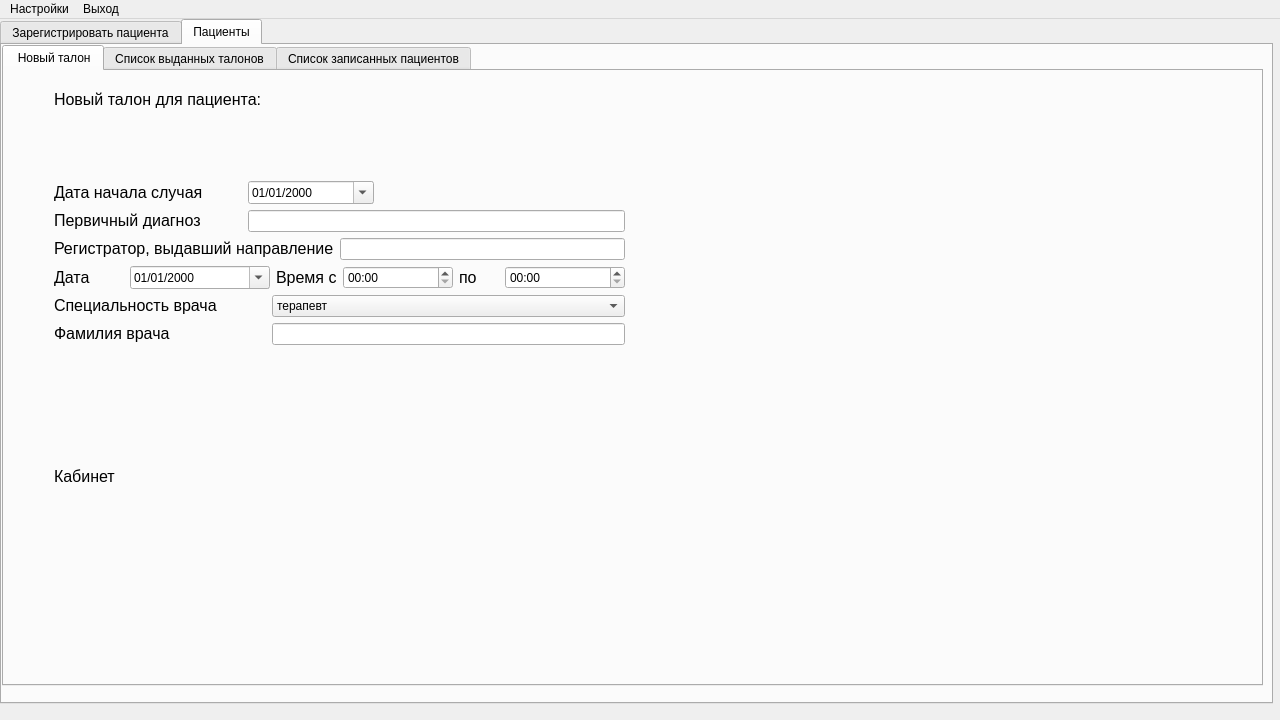
Old version of the form 6th-semester/software-architecture/src/View/ApplicationViewUi.ui in the repository theseChains/uni-assignments.
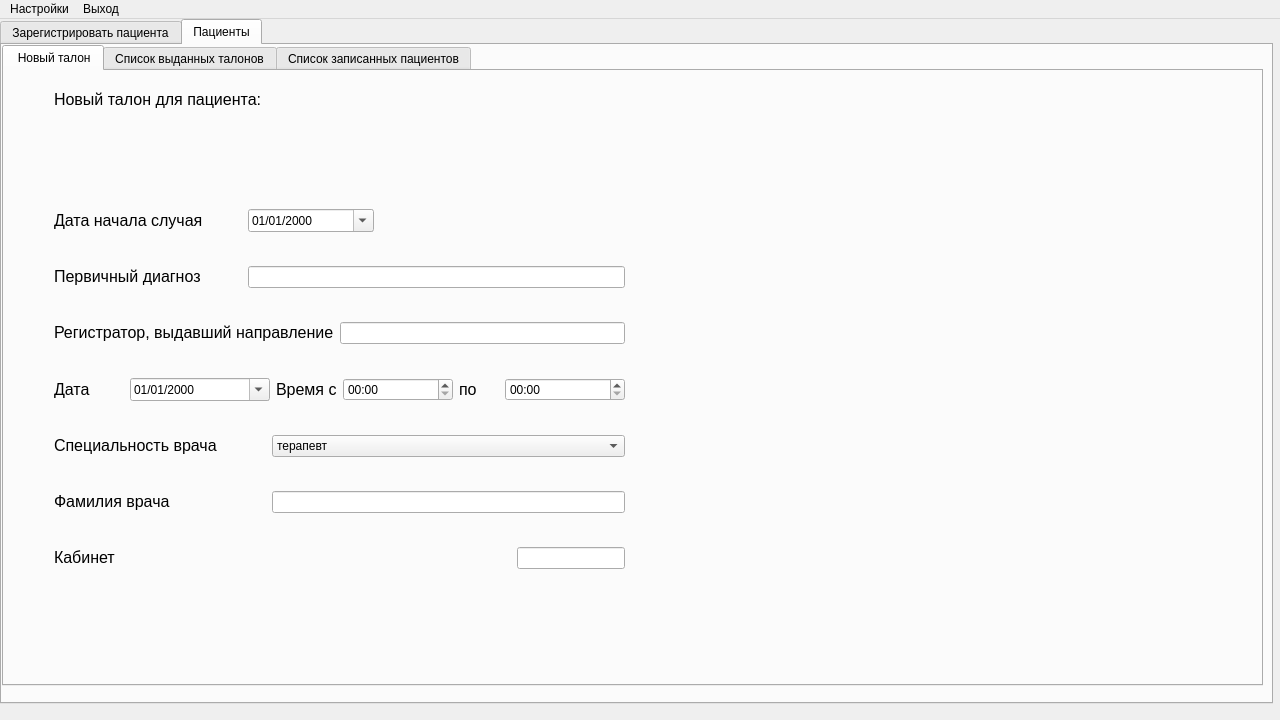
New version of the form.

Commit message: Fix label taking too much space

The edit to the form file:
```diff
--- a/6th-semester/software-architecture/src/View/ApplicationViewUi.ui
+++ b/6th-semester/software-architecture/src/View/ApplicationViewUi.ui
@@ -2023,29 +2023,27 @@
               </layout>
              </item>
              <item>
-              <layout class="QHBoxLayout" name="horizontalLayout_80" stretch="3,5">
+              <layout class="QHBoxLayout" name="horizontalLayout_80" stretch="3,0">
                <property name="spacing">
                 <number>6</number>
                </property>
                <item>
                 <widget class="QLabel" name="label_68">
+                 <property name="sizePolicy">
+                  <sizepolicy hsizetype="Preferred" vsizetype="Minimum">
+                   <horstretch>0</horstretch>
+                   <verstretch>0</verstretch>
+                  </sizepolicy>
+                 </property>
                  <property name="text">
                   <string>&lt;html&gt;&lt;head/&gt;&lt;body&gt;&lt;p&gt;&lt;span style=&quot; font-size:12pt;&quot;&gt;Кабинет&lt;/span&gt;&lt;/p&gt;&lt;/body&gt;&lt;/html&gt;</string>
                  </property>
                 </widget>
                </item>
                <item>
-                <widget class="QLabel" name="label_69">
-                 <property name="font">
-                  <font>
-                   <pointsize>12</pointsize>
-                  </font>
-                 </property>
-                 <property name="text">
-                  <string/>
-                 </property>
-                 <property name="alignment">
-                  <set>Qt::AlignRight|Qt::AlignTrailing|Qt::AlignVCenter</set>
+                <widget class="QLineEdit" name="lineEdit_41">
+                 <property name="readOnly">
+                  <bool>true</bool>
                  </property>
                 </widget>
                </item>
```
